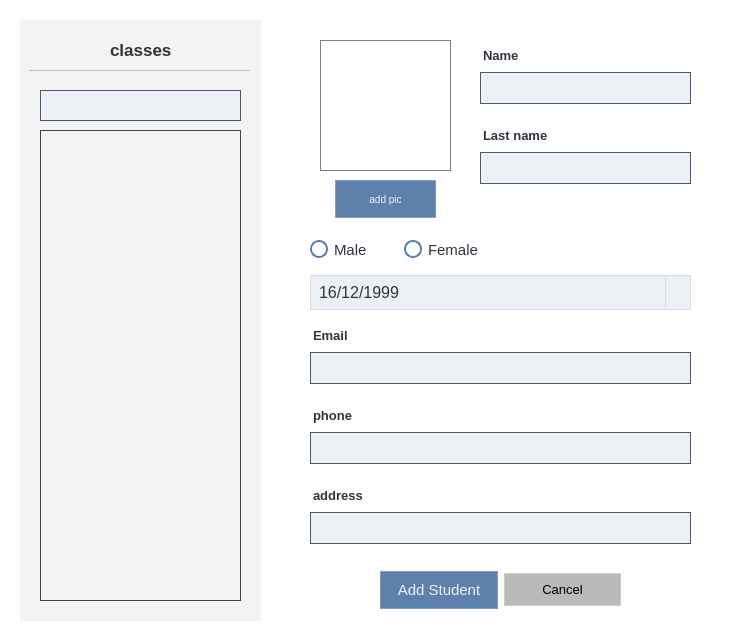
KasperJack/School-Management-System, file School_System/ui/AddStudentDialog.ui: the form before one commit.
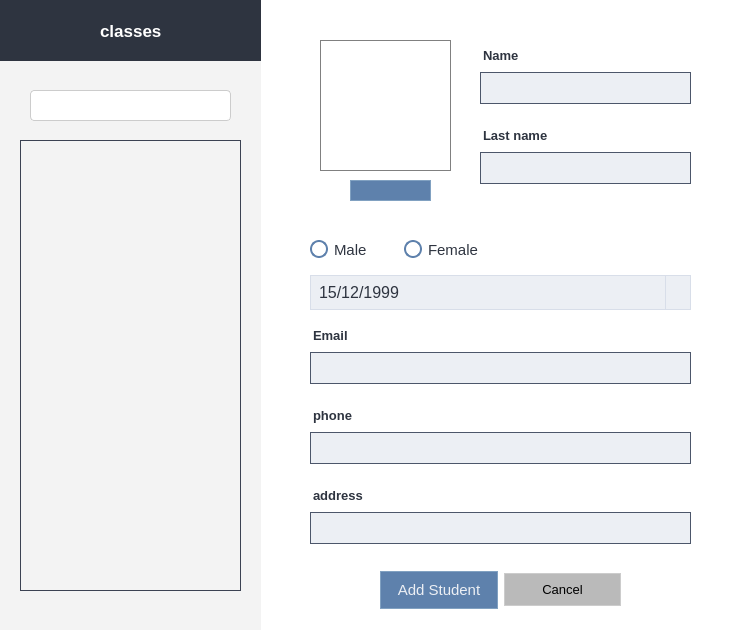
The form after the commit. Icons and pictures are not drawn.

Diff of the .ui file:
```diff
--- a/School_System/ui/AddStudentDialog.ui
+++ b/School_System/ui/AddStudentDialog.ui
@@ -7,7 +7,7 @@
     <x>0</x>
     <y>0</y>
     <width>749</width>
-    <height>638</height>
+    <height>630</height>
    </rect>
   </property>
   <property name="windowTitle">
@@ -545,10 +545,10 @@
   <widget class="QPushButton" name="add_pic">
    <property name="geometry">
     <rect>
-     <x>335</x>
+     <x>350</x>
      <y>180</y>
-     <width>101</width>
-     <height>38</height>
+     <width>81</width>
+     <height>21</height>
     </rect>
    </property>
    <property name="styleSheet">
@@ -560,8 +560,7 @@
     padding: 6px 12px;
     font-family: &quot;Segoe UI&quot;;
     font-size: 10px;
-    min-width: 60px;
-    min-height: 24px;
+
 }
 
 /* Hover State */
@@ -595,7 +594,7 @@
 </string>
    </property>
    <property name="text">
-    <string>add pic</string>
+    <string/>
    </property>
   </widget>
   <widget class="QLabel" name="update_photo_la">
@@ -621,10 +620,10 @@
   <widget class="QWidget" name="widget" native="true">
    <property name="geometry">
     <rect>
-     <x>20</x>
-     <y>20</y>
-     <width>241</width>
-     <height>601</height>
+     <x>0</x>
+     <y>60</y>
+     <width>261</width>
+     <height>581</height>
     </rect>
    </property>
    <property name="styleSheet">
@@ -634,43 +633,35 @@
    <widget class="QLineEdit" name="serach_class">
     <property name="geometry">
      <rect>
-      <x>20</x>
-      <y>70</y>
+      <x>30</x>
+      <y>30</y>
       <width>201</width>
       <height>31</height>
      </rect>
     </property>
     <property name="styleSheet">
-     <string notr="true">/* Input Field */
+     <string notr="true">
+/* Input Fields */
 QLineEdit {
-    background-color: #eceff4; /* Light background */
-    color: #000000; /* Black text */
-    border: 1px solid #4C566A; /* Subtle gray-blue border */
-    border-radius: 0px; /* No rounded corners */
-    padding: 6px; /* Padding inside the field */
-    font-size: 14px; /* Standard font size */
+    background-color: white;
+    color: black;
+    border: 1px solid #cccccc;
+    border-radius: 4px;
+    padding: 6px;
 }
-
-/* Focused Input Field */
 QLineEdit:focus {
-    border: 1px solid #88C0D0; /* Light blue/teal border on focus */
-    background-color: #e1e9f2; /* Slightly lighter background on focus */
-}
-
-/* Placeholder Text */
-QLineEdit::placeholder {
-    color: #4C566A; /* Darker gray for placeholder text */
-}
-</string>
+    border: 1px solid #0078d7; /* Blue Border on Focus */
+    background-color: #ffffff;
+}</string>
     </property>
    </widget>
    <widget class="QScrollArea" name="scrollArea_class">
     <property name="geometry">
      <rect>
       <x>20</x>
-      <y>110</y>
-      <width>201</width>
-      <height>471</height>
+      <y>80</y>
+      <width>221</width>
+      <height>451</height>
      </rect>
     </property>
     <property name="styleSheet">
@@ -795,48 +786,12 @@
       <rect>
        <x>0</x>
        <y>0</y>
-       <width>199</width>
-       <height>469</height>
+       <width>219</width>
+       <height>449</height>
       </rect>
      </property>
     </widget>
    </widget>
-   <widget class="QLabel" name="label_8">
-    <property name="geometry">
-     <rect>
-      <x>90</x>
-      <y>20</y>
-      <width>61</width>
-      <height>20</height>
-     </rect>
-    </property>
-    <property name="font">
-     <font>
-      <family>Segoe UI</family>
-      <pointsize>13</pointsize>
-      <bold>true</bold>
-     </font>
-    </property>
-    <property name="text">
-     <string>classes</string>
-    </property>
-   </widget>
-   <widget class="Line" name="line">
-    <property name="geometry">
-     <rect>
-      <x>9</x>
-      <y>50</y>
-      <width>221</width>
-      <height>1</height>
-     </rect>
-    </property>
-    <property name="styleSheet">
-     <string notr="true">background-color: rgb(192, 191, 188);</string>
-    </property>
-    <property name="orientation">
-     <enum>Qt::Orientation::Horizontal</enum>
-    </property>
-   </widget>
   </widget>
   <widget class="QWidget" name="layoutWidget">
    <property name="geometry">
@@ -1035,7 +990,7 @@
         <second>0</second>
         <year>1999</year>
         <month>12</month>
-        <day>16</day>
+        <day>15</day>
        </datetime>
       </property>
       <property name="displayFormat">
@@ -1048,6 +1003,44 @@
     </item>
    </layout>
   </widget>
+  <widget class="QWidget" name="widget_2" native="true">
+   <property name="geometry">
+    <rect>
+     <x>0</x>
+     <y>0</y>
+     <width>261</width>
+     <height>61</height>
+    </rect>
+   </property>
+   <property name="styleSheet">
+    <string notr="true">/*background-color: #bababa;*/
+border-radius: 0px;
+ background-color:#2e3440;</string>
+   </property>
+   <widget class="QLabel" name="label">
+    <property name="geometry">
+     <rect>
+      <x>100</x>
+      <y>10</y>
+      <width>81</width>
+      <height>41</height>
+     </rect>
+    </property>
+    <property name="font">
+     <font>
+      <family>Segoe UI</family>
+      <pointsize>13</pointsize>
+      <bold>true</bold>
+     </font>
+    </property>
+    <property name="styleSheet">
+     <string notr="true">color: rgb(255, 255, 255);</string>
+    </property>
+    <property name="text">
+     <string>classes</string>
+    </property>
+   </widget>
+  </widget>
  </widget>
  <resources/>
  <connections/>
```
